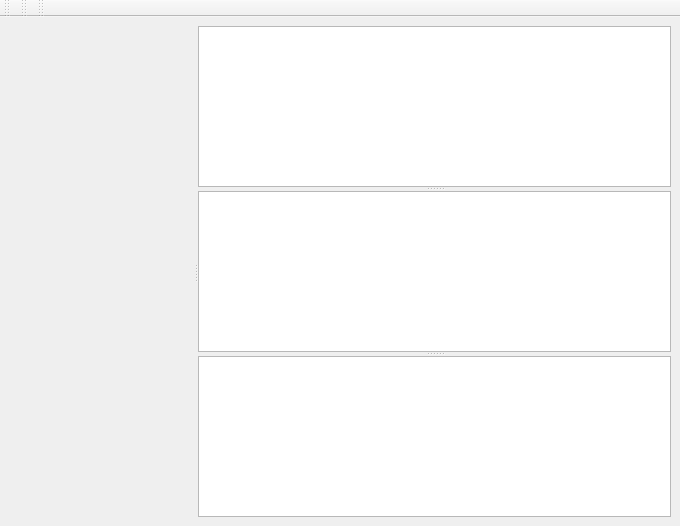
First picture: the form in libs/geodata/riversurvey/geodatariversurveycrosssectionwindow.ui, repository i-RIC/prepost-gui, before the edit.
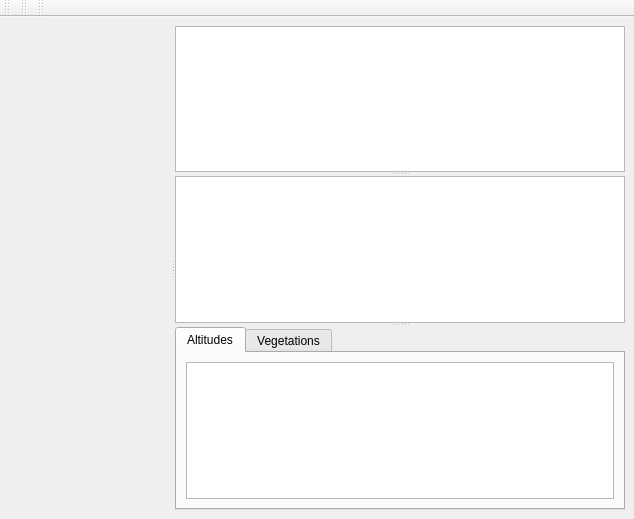
Second picture: the form after the edit. Custom widgets are drawn as their Qt base class.

Commit message: Vegetation data display enabled

Diff of the .ui file:
```diff
--- a/libs/geodata/riversurvey/geodatariversurveycrosssectionwindow.ui
+++ b/libs/geodata/riversurvey/geodatariversurveycrosssectionwindow.ui
@@ -6,15 +6,15 @@
    <rect>
     <x>0</x>
     <y>0</y>
-    <width>680</width>
-    <height>526</height>
+    <width>634</width>
+    <height>519</height>
    </rect>
   </property>
   <property name="windowTitle">
    <string>MainWindow</string>
   </property>
   <widget class="QWidget" name="centralwidget">
-   <layout class="QHBoxLayout" name="horizontalLayout">
+   <layout class="QVBoxLayout" name="verticalLayout_3">
     <item>
      <widget class="QSplitter" name="hSplitter">
       <property name="orientation">
@@ -31,7 +31,31 @@
         </property>
        </widget>
        <widget class="GeoDataRiverSurveyCrosssectionWindowWseTableWidget" name="wsesTableWidget"/>
-       <widget class="GeoDataRiverSurveyCrosssectionWindowTableView" name="tableView"/>
+       <widget class="QTabWidget" name="tabWidget">
+        <property name="currentIndex">
+         <number>0</number>
+        </property>
+        <widget class="QWidget" name="altitudesTab">
+         <attribute name="title">
+          <string>Altitudes</string>
+         </attribute>
+         <layout class="QVBoxLayout" name="verticalLayout">
+          <item>
+           <widget class="GeoDataRiverSurveyCrosssectionWindowTableView" name="tableView"/>
+          </item>
+         </layout>
+        </widget>
+        <widget class="QWidget" name="vegetationsTab">
+         <attribute name="title">
+          <string>Vegetations</string>
+         </attribute>
+         <layout class="QVBoxLayout" name="verticalLayout_2">
+          <item>
+           <widget class="GeoDataRiverSurveyCrosssectionWindowVegetationTableView" name="vegetationTableView"/>
+          </item>
+         </layout>
+        </widget>
+       </widget>
       </widget>
      </widget>
     </item>
@@ -97,6 +121,11 @@
    <extends>QTableWidget</extends>
    <header>geodatariversurveycrosssectionwindowwsetablewidget.h</header>
   </customwidget>
+  <customwidget>
+   <class>GeoDataRiverSurveyCrosssectionWindowVegetationTableView</class>
+   <extends>QTableView</extends>
+   <header>geodatariversurveycrosssectionwindowvegetationtableview.h</header>
+  </customwidget>
  </customwidgets>
  <resources/>
  <connections/>
```
The commit also changes 9 other files.
